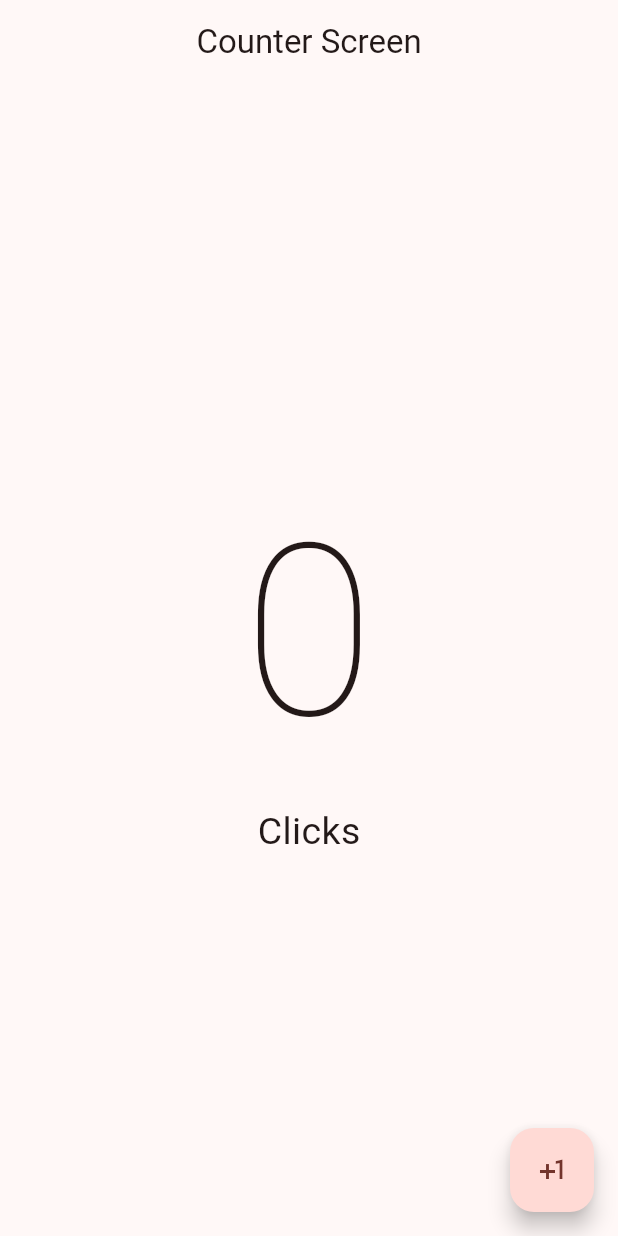
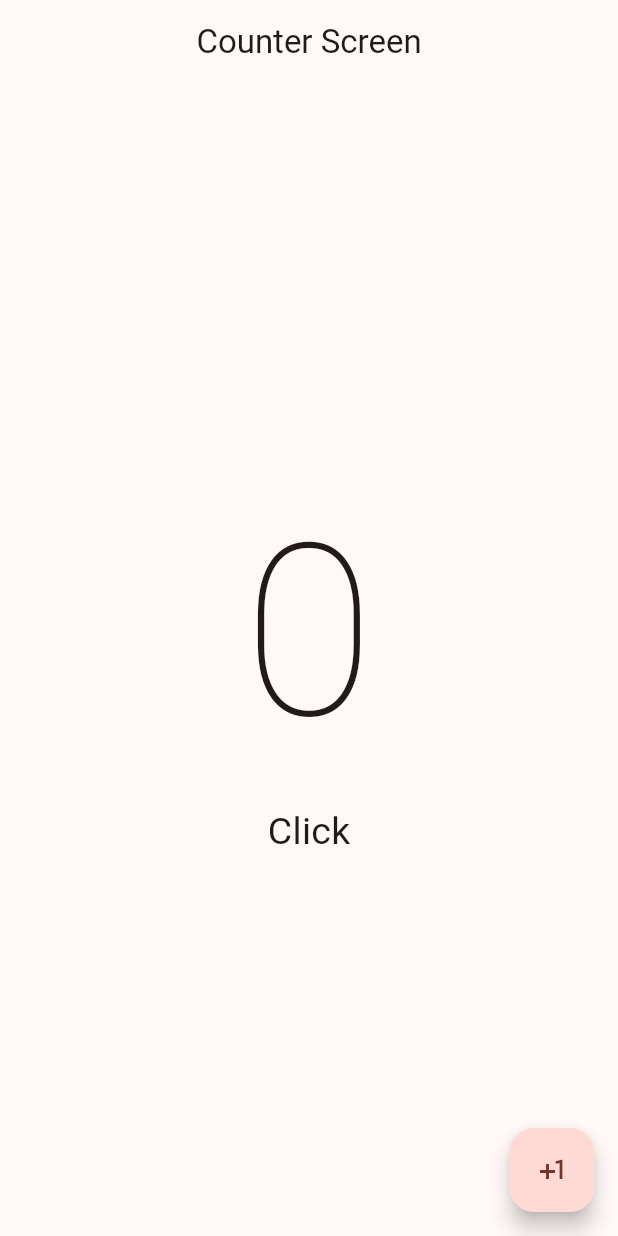
Before and after one commit to 202745EsquedaDaniel/Dart, a Flutter app: the screen it shows after launch, on a phone screen of 412 x 824 dp. Run offline on Flutter 3.47's test engine with Material 3 defaults, Android fonts, the phone set to English and light mode, and no system bars.

Commit message:
manejo de Stateful

```diff
--- a/hello_world_app/lib/presentation/screens/counter/counter_screen.dart
+++ b/hello_world_app/lib/presentation/screens/counter/counter_screen.dart
@@ -23,9 +23,9 @@ class _CounterScreenState extends State<CounterScreen> {
             Text("$clickCounter",
                 style: const TextStyle(
                     fontSize: 160, fontWeight: FontWeight.w100)),
-            const Text(
-              "Clicks",
-              style: TextStyle(fontSize: 25),
+            Text(
+              ((clickCounter > 0) ? "Clicks" : "Click"),
+              style: const TextStyle(fontSize: 25),
             )
           ],
         ),
```
